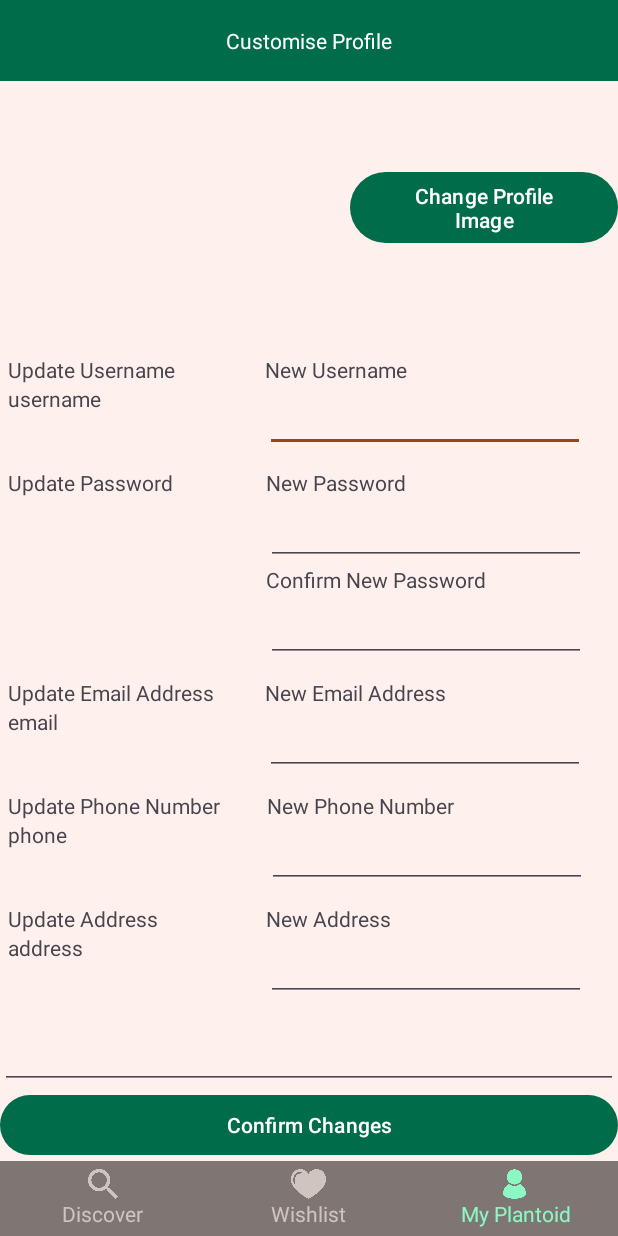
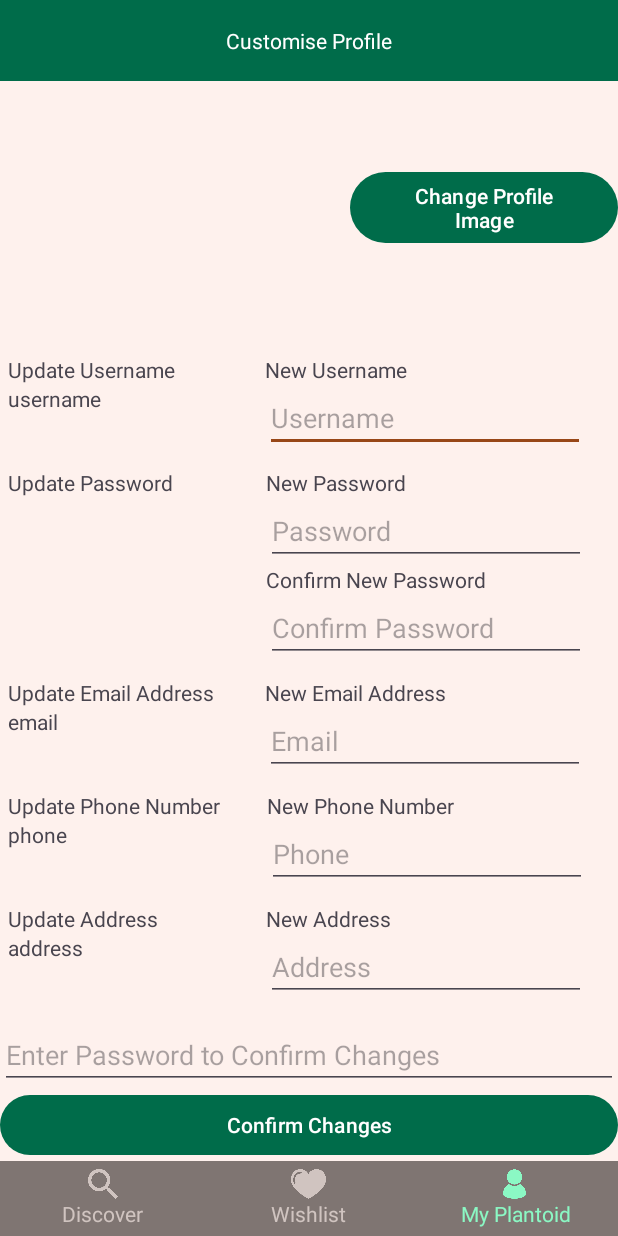
Before and after one commit to GauriRaj/softeng306, an Android app: the ChangeProfileActivity screen opened directly, with no data from a screen before it, on a phone screen of 412 x 824 dp. Run offline under Robolectric (Android 15) with nearby library versions, the phone set to English and light mode, and no system bars; our stand-ins replace Firebase (no records; nobody signed in at launch, a user with empty details on screens opened directly), Picasso; pictures from the network do not load.

Commit message:
Added hint to editText fields

```diff
--- a/app/src/main/res/layout/activity_person_details.xml
+++ b/app/src/main/res/layout/activity_person_details.xml
@@ -143,6 +143,7 @@
                             android:layout_width="wrap_content"
                             android:layout_height="wrap_content"
                             android:ems="10"
+                            android:hint="Username"
                             android:inputType="text" />
 
                     </LinearLayout>
@@ -190,9 +191,11 @@
 
                         <EditText
                             android:id="@+id/editNewPassword"
+                            style="Confirm "
                             android:layout_width="wrap_content"
                             android:layout_height="wrap_content"
                             android:ems="10"
+                            android:hint="Password"
                             android:inputType="text" />
 
                         <TextView
@@ -205,6 +208,7 @@
                             android:layout_width="wrap_content"
                             android:layout_height="wrap_content"
                             android:ems="10"
+                            android:hint="Confirm Password"
                             android:inputType="text" />
 
                     </LinearLayout>
@@ -261,6 +265,7 @@
                             android:layout_width="wrap_content"
                             android:layout_height="wrap_content"
                             android:ems="10"
+                            android:hint="Email"
                             android:inputType="text" />
 
                     </LinearLayout>
@@ -317,6 +322,7 @@
                             android:layout_width="wrap_content"
                             android:layout_height="wrap_content"
                             android:ems="10"
+                            android:hint="Phone"
                             android:inputType="text" />
 
                     </LinearLayout>
@@ -376,6 +382,7 @@
                             android:layout_width="wrap_content"
                             android:layout_height="wrap_content"
                             android:ems="10"
+                            android:hint="Address"
                             android:inputType="text" />
 
                     </LinearLayout>
@@ -398,8 +405,9 @@
         android:layout_width="match_parent"
         android:layout_height="wrap_content"
         android:ems="10"
-        android:queryHint="Password"
-        android:inputType="textPassword" />
+        android:hint="Enter Password to Confirm Changes"
+        android:inputType="textPassword"
+        android:queryHint="Password" />
 
     <Button
         android:id="@+id/btnConfirmChanges"
```
Also changed, not shown: app/src/main/res/layout/activity_create_account.xml (+7 -6 lines), app/src/main/res/layout/activity_login.xml (+6 -4 lines).
